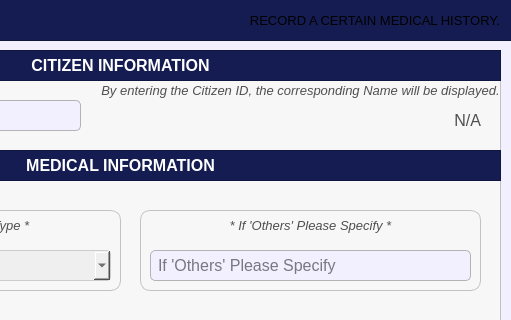
Before: the Qt Designer form Resources/UIs/PopUp/Screen_HistoryRecords/record_medical_history.ui in Yohhannn/Barangay-Records-Statistics-System, drawn with Qt 5; both pictures show x 270 to 781 and y 0 to 320 of the 781 by 583 pixel window.
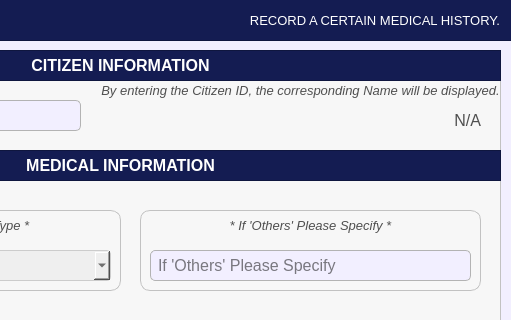
After: the same form once the commit is applied. Icons and pictures are not drawn.

Diff of the .ui file:
```diff
--- a/Resources/UIs/PopUp/Screen_HistoryRecords/record_medical_history.ui
+++ b/Resources/UIs/PopUp/Screen_HistoryRecords/record_medical_history.ui
@@ -1179,7 +1179,7 @@
     <property name="styleSheet">
      <string notr="true">#filteroptions_label {
 	background-color: transparent;
-	color: #white;
+	color: #FFFFFF;
 }
 </string>
     </property>
```
